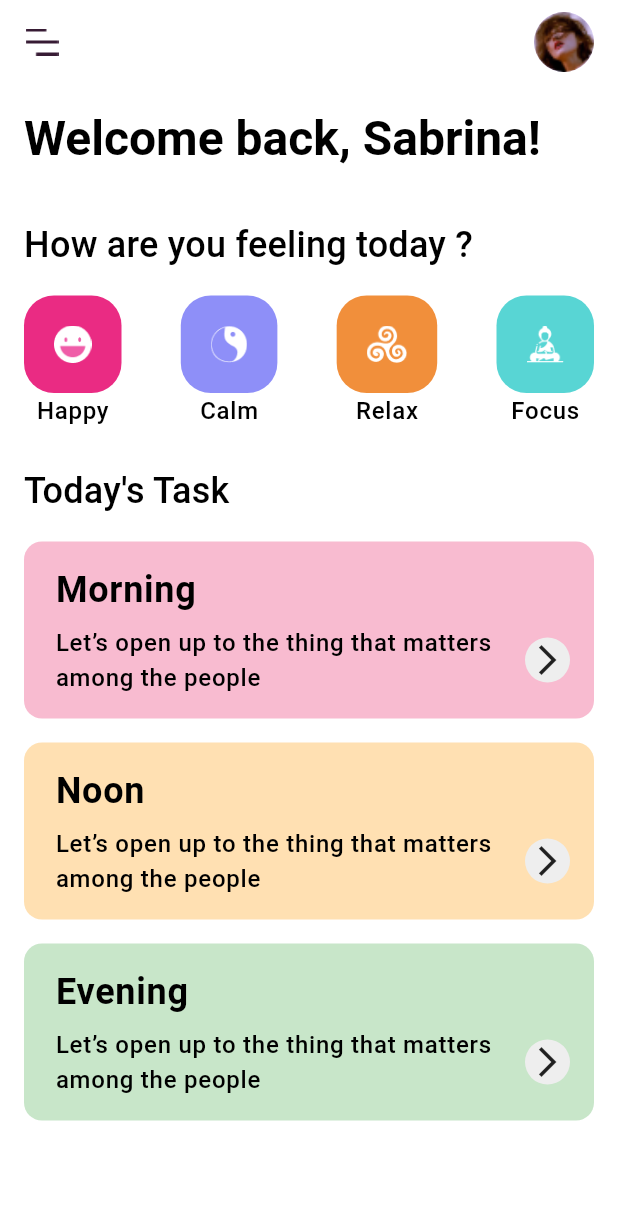
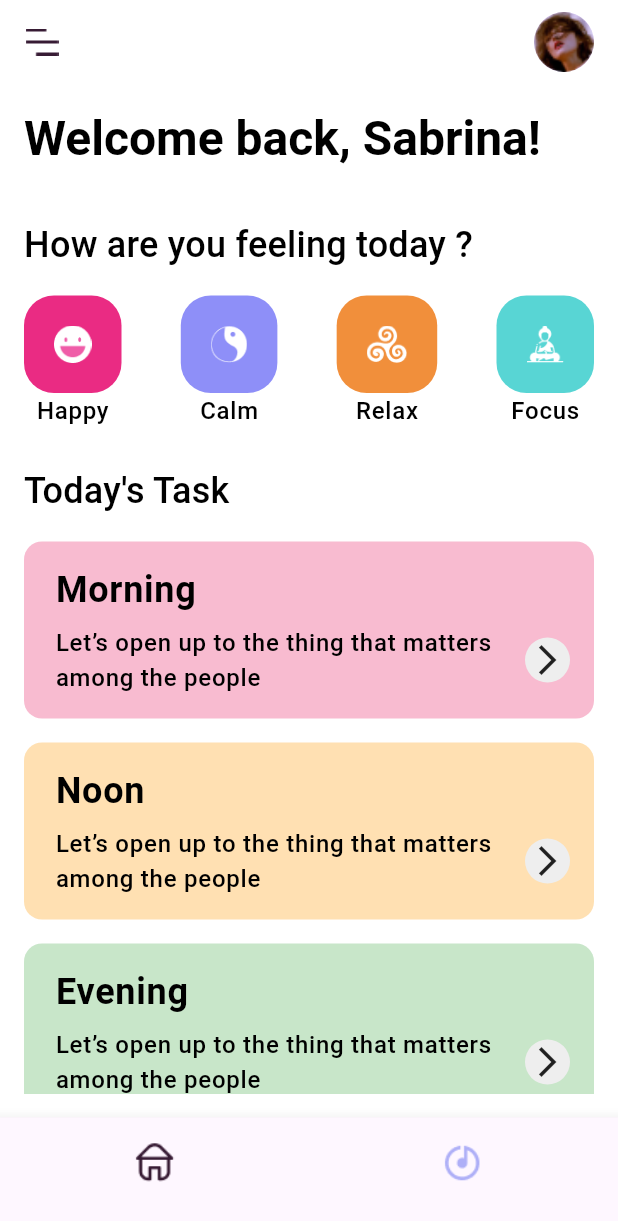
Before and after one commit to Fabrice-Fabio/mental-health-app, a Flutter app: the screen it shows after launch, on a phone screen of 412 x 824 dp. Shown: the top 1221 px of the screen. Run offline on Flutter 3.47's test engine with Material 3 defaults, Android fonts, the phone set to English and light mode, and no system bars; our stand-ins replace flutter_bloc, google_fonts.

```diff
--- a/lib/main.dart
+++ b/lib/main.dart
@@ -1,6 +1,9 @@
 import 'package:flutter/material.dart';
+import 'package:flutter_bloc/flutter_bloc.dart';
 import 'package:mental_health/core/theme.dart';
 import 'package:mental_health/features/meditation/presentation/pages/meditation_screen.dart';
+import 'package:mental_health/presentation/bottomNavBar/bloc/navigation_bloc.dart';
+import 'package:mental_health/presentation/homePage/home_page.dart';
 import 'package:mental_health/presentation/onboarding/onboarding.dart';
 
 void main() {
@@ -12,11 +15,18 @@ class MyApp extends StatelessWidget {
 
   @override
   Widget build(BuildContext context) {
-    return MaterialApp(
-      title: 'Flutter Demo',
-      theme: AppTheme.lightTheme,
-      debugShowCheckedModeBanner: false,
-      home: MeditationScreen(),
+    return MultiBlocProvider(
+        providers: [
+          BlocProvider(
+            create: (_) => NavigationBloc(),
+          )
+        ],
+        child: MaterialApp(
+          title: 'Flutter Demo',
+          theme: AppTheme.lightTheme,
+          debugShowCheckedModeBanner: false,
+          home: HomeScreen(),
+        )
     );
   }
 }
--- /dev/null
+++ b/lib/presentation/bottomNavBar/bloc/navigation_bloc.dart
@@ -0,0 +1,12 @@
+
+import 'package:flutter_bloc/flutter_bloc.dart';
+import 'package:mental_health/presentation/bottomNavBar/bloc/navigation_event.dart';
+import 'package:mental_health/presentation/bottomNavBar/bloc/navigation_state.dart';
+
+class NavigationBloc extends Bloc<NavigationEvent, NavigationState> {
+  NavigationBloc() : super(NavigationChanged(index: 0)){
+    on<NavigateTo>((event, emit){
+      emit(NavigationChanged(index: event.index));
+    });
+  }
+}
--- /dev/null
+++ b/lib/presentation/bottomNavBar/bloc/navigation_event.dart
@@ -0,0 +1,6 @@
+abstract class NavigationEvent {}
+
+class NavigateTo extends NavigationEvent {
+  final int index;
+  NavigateTo({required this.index});
+}
--- /dev/null
+++ b/lib/presentation/bottomNavBar/bloc/navigation_state.dart
@@ -0,0 +1,6 @@
+abstract class NavigationState {}
+
+class NavigationChanged extends NavigationState {
+  final int index;
+  NavigationChanged({required this.index});
+}
--- /dev/null
+++ b/lib/presentation/bottomNavBar/widgets/bottom_nav_bar.dart
@@ -0,0 +1,22 @@
+import 'package:flutter/material.dart';
+import 'package:flutter_bloc/flutter_bloc.dart';
+import 'package:mental_health/presentation/bottomNavBar/bloc/navigation_bloc.dart';
+import 'package:mental_health/presentation/bottomNavBar/bloc/navigation_event.dart';
+
+class BottomNavBar extends StatelessWidget {
+  final List<BottomNavigationBarItem> items;
+  final int currentIndex;
+
+  BottomNavBar({Key? key, required this.items, required this.currentIndex}) : super(key: key);
+
+  @override
+  Widget build(BuildContext context) {
+    return BottomNavigationBar(
+      items: items,
+      currentIndex: currentIndex,
+      onTap: (index){
+        context.read<NavigationBloc>().add(NavigateTo(index: index));
+      },
+    );
+  }
+}
--- /dev/null
+++ b/lib/presentation/homePage/home_page.dart
@@ -0,0 +1,67 @@
+import 'package:flutter/material.dart';
+import 'package:flutter_bloc/flutter_bloc.dart';
+import 'package:mental_health/features/meditation/presentation/pages/meditation_screen.dart';
+import 'package:mental_health/presentation/bottomNavBar/bloc/navigation_bloc.dart';
+import 'package:mental_health/presentation/bottomNavBar/bloc/navigation_state.dart';
+import 'package:mental_health/presentation/bottomNavBar/widgets/bottom_nav_bar.dart';
+
+class HomeScreen extends StatelessWidget {
+  HomeScreen({Key? key}) : super(key: key);
+
+  final List<Widget> pages = [
+    MeditationScreen(),
+    Scaffold(body: Center(child: Text("test 2",style: TextStyle(color: Colors.green),)),)
+  ];
+
+  BottomNavigationBarItem createBottomNavItem(
+      {required String assetName, required bool isActive, required BuildContext context}){
+    return BottomNavigationBarItem(
+        icon: Image.asset(
+          assetName,
+          height: 45,
+          color: isActive ? Theme.of(context).focusColor : Theme.of(context).primaryColor,),
+        label: ''
+    );
+  }
+
+  @override
+  Widget build(BuildContext context) {
+    return Scaffold(
+      body: BlocBuilder<NavigationBloc, NavigationState>(
+        builder: (context, state){
+          debugPrint("state name : $state");
+          if(state is NavigationChanged){
+            return pages[state.index];
+          }
+          return pages[0];
+        },
+      ),
+      bottomNavigationBar: BlocBuilder<NavigationBloc, NavigationState>(
+        builder: (context, state) {
+          int currentIndex = 0;
+          if(state is NavigationChanged){
+            currentIndex = state.index;
+          }
+
+          final List<BottomNavigationBarItem> bottomNavItems = [
+            createBottomNavItem(
+                assetName: 'assets/menu_home.png',
+                isActive: currentIndex == 0,
+                context: context
+            ),
+            createBottomNavItem(
+                assetName: 'assets/menu_songs.png',
+                isActive: currentIndex == 1,
+                context: context
+            ),
+          ];
+
+          return BottomNavBar(
+            items: bottomNavItems,
+            currentIndex: currentIndex,
+          );
+        },
+      ),
+    );
+  }
+}
--- a/pubspec.yaml
+++ b/pubspec.yaml
@@ -36,6 +36,7 @@ dependencies:
   # Use with the CupertinoIcons class for iOS style icons.
   cupertino_icons: ^1.0.2
   google_fonts: 6.1.0
+  flutter_bloc: ^8.1.6
 
 dev_dependencies:
   flutter_test:
```
Also changed, not shown: pubspec.lock.
